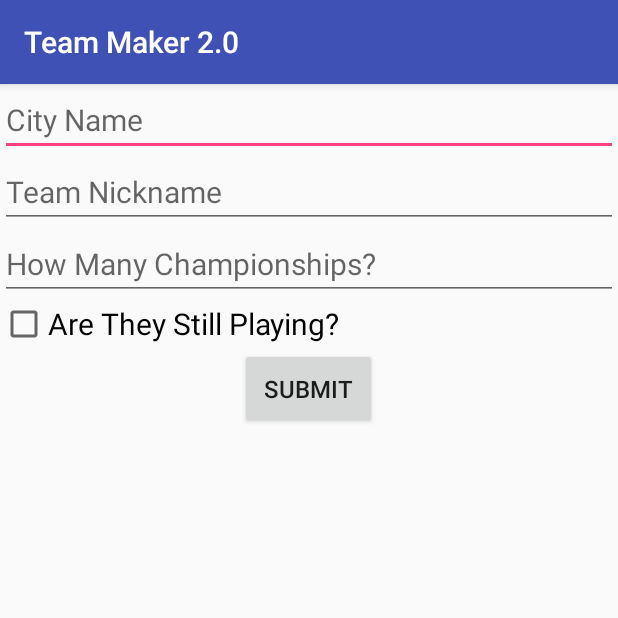
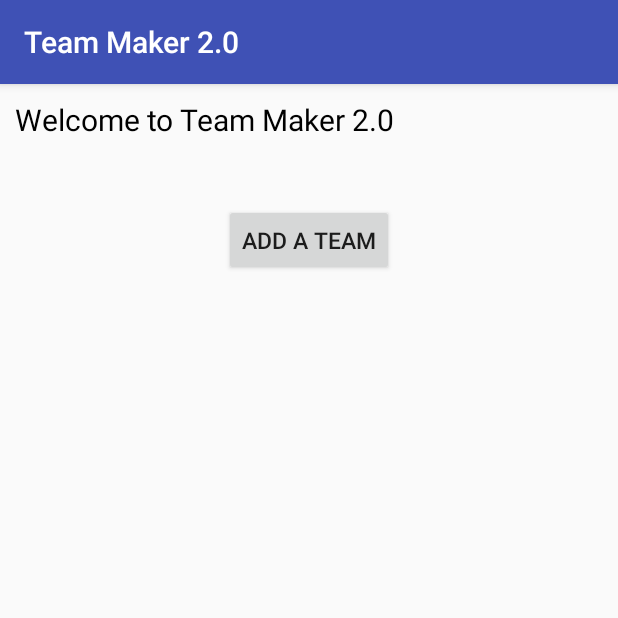
Before and after one commit to ba2364/InClassAssignment06-BenjaminA, an Android app: the screen it shows after launch (MainActivity before the commit, Front after it), on a phone screen of 412 x 824 dp, the top half of it. Run offline under Robolectric (Android 15) with nearby library versions, the phone set to English and light mode, and no system bars.

Commit message:
first commit

```diff
--- a/app/src/main/AndroidManifest.xml
+++ b/app/src/main/AndroidManifest.xml
@@ -9,14 +9,14 @@
         android:roundIcon="@mipmap/ic_launcher_round"
         android:supportsRtl="true"
         android:theme="@style/AppTheme">
-        <activity android:name=".MainActivity">
+        <activity android:name=".Front">
             <intent-filter>
                 <action android:name="android.intent.action.MAIN" />
 
                 <category android:name="android.intent.category.LAUNCHER" />
             </intent-filter>
         </activity>
-        <activity android:name=".MainActivity2"></activity>
+        <activity android:name=".Back"></activity>
     </application>
 
 </manifest>
--- /dev/null
+++ b/app/src/main/java/com/example/benjaminantell/inclassassignment06_benjamina/Front.java
@@ -0,0 +1,44 @@
+package com.example.benjaminantell.inclassassignment06_benjamina;
+
+import android.content.Intent;
+import android.os.Bundle;
+import android.support.v7.app.AppCompatActivity;
+import android.view.View;
+import android.widget.Button;
+import android.widget.TextView;
+
+public class Front extends AppCompatActivity {
+
+    Button toEdit;
+    TextView display;
+    String teams;
+
+    @Override
+    protected void onCreate(Bundle savedInstanceState) {
+        super.onCreate(savedInstanceState);
+        setContentView(R.layout.activity_front);
+        toEdit = (Button) findViewById(R.id.newteam);
+        display = (TextView) findViewById(R.id.display);
+        teams = display.getText().toString();
+    }
+
+    @Override
+    protected void onResume() {
+        super.onResume();
+        teams = display.getText().toString();
+    }
+
+    public void newTeam(View view) {
+        Intent intent = new Intent(this, Back.class);
+        startActivityForResult(intent, RequestCodes.ADD_TEAM);
+    }
+
+    @Override
+    protected void onActivityResult(int requestCode, int resultCode, Intent data) {
+        if (requestCode == RequestCodes.ADD_TEAM && resultCode == RESULT_OK) {
+            Team team = (Team) data.getSerializableExtra(Keys.TEAM);
+            teams = teams + (team.toString());
+            display.setText(teams);
+        }
+    }
+}
--- /dev/null
+++ b/app/src/main/java/com/example/benjaminantell/inclassassignment06_benjamina/RequestCodes.java
@@ -0,0 +1,5 @@
+package com.example.benjaminantell.inclassassignment06_benjamina;
+
+public interface RequestCodes {
+    int ADD_TEAM = 007;
+}
--- a/app/src/main/res/layout/activity_main.xml
+++ b/app/src/main/res/layout/activity_back.xml
@@ -1,32 +1,24 @@
 <?xml version="1.0" encoding="utf-8"?>
-<ScrollView xmlns:android="http://schemas.android.com/apk/res/android"
+<LinearLayout xmlns:android="http://schemas.android.com/apk/res/android"
     xmlns:tools="http://schemas.android.com/tools"
     android:id="@+id/activity_main"
     android:layout_width="match_parent"
     android:layout_height="match_parent"
-    tools:context="com.example.benjaminantell.inclassassignment06_benjamina.MainActivity">
-
-    <LinearLayout
     android:orientation="vertical"
-        android:layout_width="match_parent"
-        android:layout_height="wrap_content">
-
+    tools:context="com.example.benjaminantell.inclassassignment06_benjamina.Back">
         <EditText
             style="@style/EditTextStyle"
             android:hint="@string/city"
             android:id="@+id/cityName" />
-
         <EditText
             style="@style/EditTextStyle"
             android:hint="@string/nickname"
             android:id="@+id/nickname" />
-
         <EditText
             style="@style/EditTextStyle"
             android:inputType="number"
             android:hint="@string/championships"
             android:id="@+id/titles" />
-
         <CheckBox
             android:layout_width="match_parent"
             android:layout_height="wrap_content"
@@ -41,6 +33,5 @@
         android:textSize="16sp"
         android:padding="16dp"
         android:layout_gravity="center"
-            android:onClick="openSubmitList" />
+        android:onClick="addTeam" />
 </LinearLayout>
-</ScrollView>
--- /dev/null
+++ b/app/src/main/res/layout/activity_front.xml
@@ -0,0 +1,43 @@
+<?xml version="1.0" encoding="utf-8"?>
+<LinearLayout xmlns:android="http://schemas.android.com/apk/res/android"
+    xmlns:tools="http://schemas.android.com/tools"
+    android:layout_width="match_parent"
+    android:layout_height="wrap_content"
+    android:padding="10sp"
+    android:orientation="vertical"
+    tools:context="com.example.benjaminantell.inclassassignment06_benjamina.Front">
+
+    <TextView
+        android:layout_width="match_parent"
+        android:text="@string/welcome"
+        android:layout_height="wrap_content"
+        android:textSize="20sp"
+        android:textColor="@android:color/black"
+        android:id="@+id/title"
+        android:freezesText="true" />
+
+    <ScrollView
+        android:layout_width="wrap_content"
+        android:layout_height="0dp"
+        android:layout_weight="1">
+
+        <TextView
+            android:layout_width="match_parent"
+            android:text=""
+            android:layout_height="wrap_content"
+            android:textSize="20sp"
+            android:textColor="@android:color/black"
+            android:id="@+id/display"
+            android:freezesText="true" />
+    </ScrollView>
+
+    <Button
+        android:id="@+id/newteam"
+        android:layout_width="wrap_content"
+        android:layout_height="wrap_content"
+        android:layout_marginTop="15sp"
+        android:text="@string/newTeam"
+        android:textSize="15sp"
+        android:layout_gravity="center_horizontal"
+        android:onClick="newTeam" />
+</LinearLayout>
--- a/app/src/main/res/values/strings.xml
+++ b/app/src/main/res/values/strings.xml
@@ -5,4 +5,6 @@
     <string name="championships">How Many Championships?</string>
     <string name="playing">Are They Still Playing?</string>
     <string name="submit">Submit</string>
+    <string name="welcome">Welcome to Team Maker 2.0</string>
+    <string name="newTeam">Add a Team</string>
 </resources>
```
Also changed, not shown: app/src/main/java/com/example/benjaminantell/inclassassignment06_benjamina/Back.java (renamed from app/src/main/java/com/example/benjaminantell/inclassassignment06_benjamina/MainActivity.java, +6 -5 lines), app/src/main/java/com/example/benjaminantell/inclassassignment06_benjamina/MainActivity2.java (deleted, +0 -20 lines), app/src/main/java/com/example/benjaminantell/inclassassignment06_benjamina/Team.java (+9 -0 lines), app/src/main/res/layout/activity_main2.xml (deleted, +0 -17 lines). Lines whose indentation alone changed are shown as unchanged.
